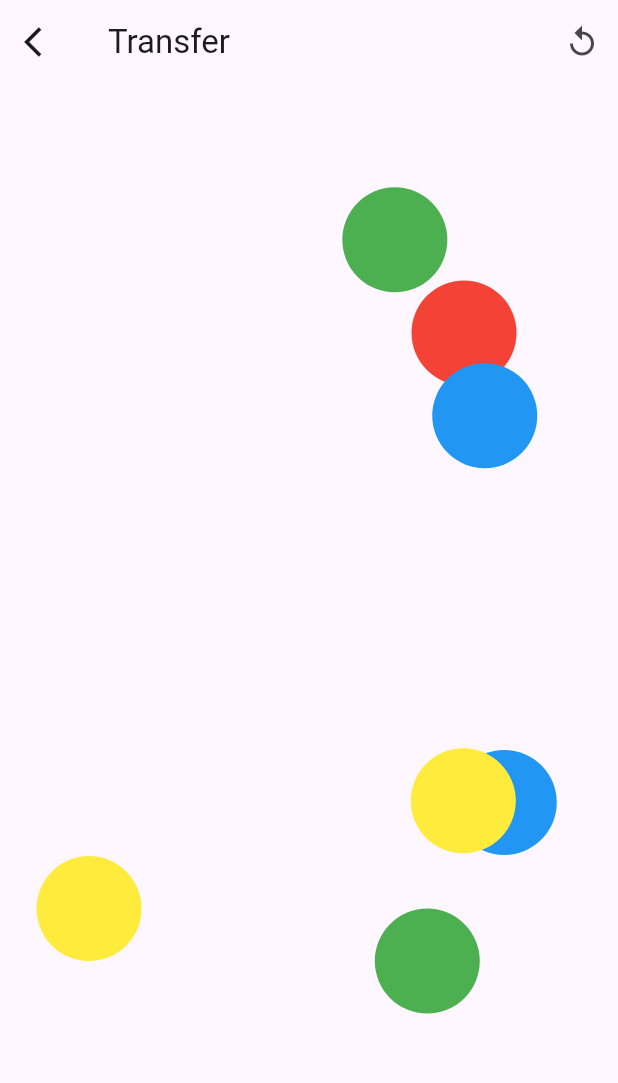
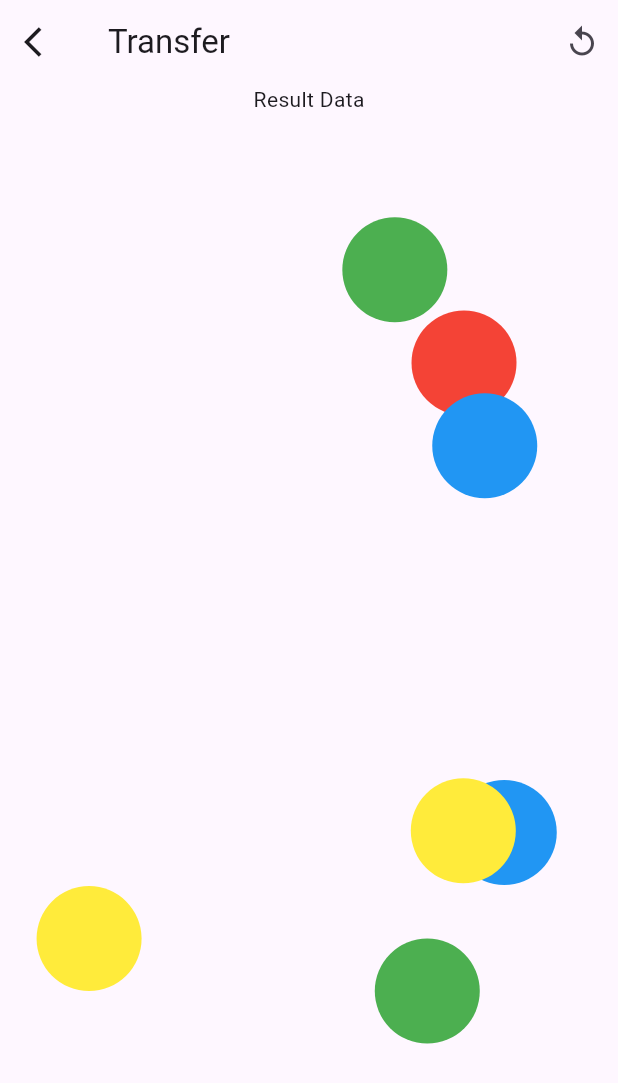
Before and after one commit to Omegaviv/page_slider, a Flutter app: the screen it shows after launch, on a phone screen of 412 x 824 dp. Shown: the top 1083 px of the screen. Run offline on Flutter 3.47's test engine with Material 3 defaults, Android fonts, the phone set to English and light mode, and no system bars; our stand-ins replace flutter_riverpod.

Commit message:
online tast

```diff
--- a/lib/data/generator_repo.dart
+++ b/lib/data/generator_repo.dart
@@ -1,5 +1,6 @@
 import 'dart:math';
 import 'package:flutter/material.dart';
+import 'package:flutter_riverpod/flutter_riverpod.dart';
 import 'package:page_slider_example/domain/random_color_object.dart';
 
 class RandomWidgetGenerator {
@@ -26,4 +27,20 @@ class RandomWidgetGenerator {
     widgets.add(RandomColorObject(color: Colors.transparent, left: 0, top: 0));
     return widgets;
   }
+
+  Future<Object> mockAPI() async {
+    await Future.delayed(const Duration(seconds: 2));
+
+    bool hasError = _random.nextBool();
+
+    if (hasError) {
+      throw Exception("Error has occured");
+    } else {
+      return "Result Data";
+    }
+  }
 }
+
+final mockProvider = FutureProvider<Object>((ref) async {
+  return RandomWidgetGenerator().mockAPI();
+});
--- a/lib/presentation/page_slider.dart
+++ b/lib/presentation/page_slider.dart
@@ -1,4 +1,5 @@
 import 'package:flutter/material.dart';
+import 'package:flutter_riverpod/flutter_riverpod.dart';
 import 'package:page_slider_example/data/generator_repo.dart';
 import 'package:page_slider_example/domain/random_color_object.dart';
 import 'package:page_slider_example/presentation/widgets/stacked_colors.dart';
@@ -63,7 +64,11 @@ class _PageSliderState extends State<PageSlider> {
           style: Theme.of(context).textTheme.titleLarge,
         ),
       ),
-      body: PageView(
+      body: Column(
+        children: [
+          RiverPodWidget(),
+          Expanded(
+            child: PageView(
               physics: const BouncingScrollPhysics(),
               controller: _pageController,
               children: <Widget>[
@@ -89,6 +94,62 @@ class _PageSliderState extends State<PageSlider> {
                 ),
               ],
             ),
+          ),
+        ],
+      ),
     );
   }
 }
+
+class RiverPodWidget extends ConsumerWidget {
+  const RiverPodWidget({super.key});
+
+  Future<void> shoeError(BuildContext context) {
+    return showDialog<void>(
+      context: context,
+      barrierDismissible: false, // user must tap button!
+      builder: (BuildContext context) {
+        return AlertDialog(
+          title: const Text('AlertDialog Title'),
+          content: const SingleChildScrollView(
+            child: ListBody(
+              children: <Widget>[
+                Text('This is a demo alert dialog.'),
+                Text('Would you like to approve of this message?'),
+              ],
+            ),
+          ),
+          actions: <Widget>[
+            TextButton(
+              child: const Text('Approve'),
+              onPressed: () {
+                Navigator.of(context).pop();
+              },
+            ),
+          ],
+        );
+      },
+    );
+  }
+
+  @override
+  Widget build(BuildContext context, WidgetRef ref) {
+    final provider = ref.watch(mockProvider);
+
+    ref.listen<AsyncValue<Object>>(
+      mockProvider,
+      (_, state) => state.whenOrNull(
+        error: (error, _) {
+          shoeError(context);
+        },
+      ),
+    );
+
+    return provider.when(
+        data: (data) => Text(data.toString()),
+        error: (e, _) {
+          return Container();
+        },
+        loading: () => const CircularProgressIndicator());
+  }
+}
--- a/lib/presentation/widgets/stacked_colors.dart
+++ b/lib/presentation/widgets/stacked_colors.dart
@@ -29,6 +29,9 @@ class StackedColor extends StatelessWidget {
                     (_pageController.position.haveDimensions
                         ? (_pageController.page ?? 0.0) *
                             (screenWidth - widgetObject.left) *
+                            ((screenWidth - widgetObject.left) *
+                                2 /
+                                screenWidth) *
                             1.5
                         : 0.0)
                 : null,
--- a/pubspec.yaml
+++ b/pubspec.yaml
@@ -35,6 +35,8 @@ dependencies:
   # The following adds the Cupertino Icons font to your application.
   # Use with the CupertinoIcons class for iOS style icons.
   cupertino_icons: ^1.0.6
+  riverpod: ^2.5.1
+  flutter_riverpod: ^2.5.1
 
 dev_dependencies:
   flutter_test:
```
Also changed, not shown: lib/main.dart (+6 -1 lines), pubspec.lock. Lines whose indentation alone changed are shown as unchanged.
